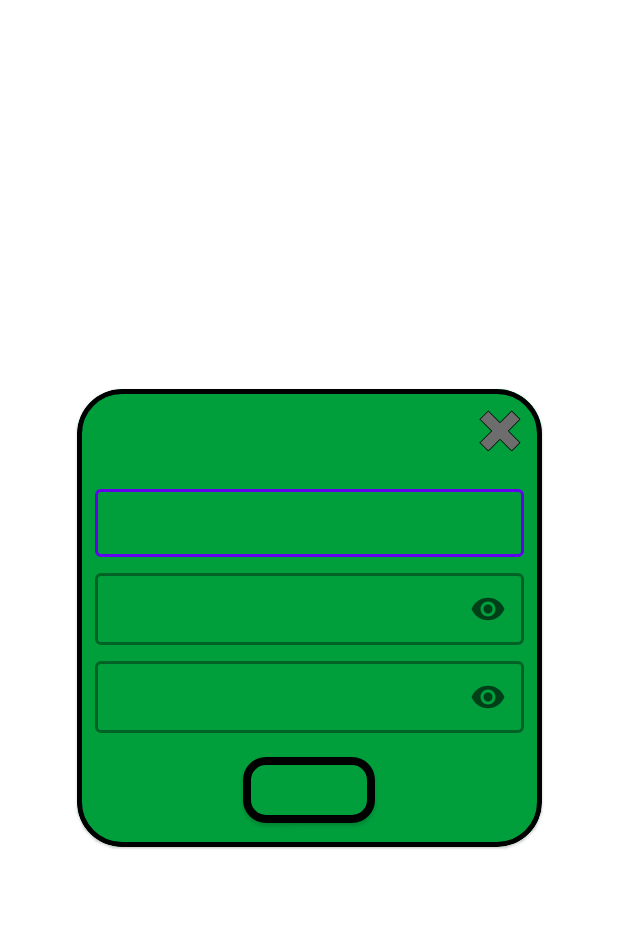
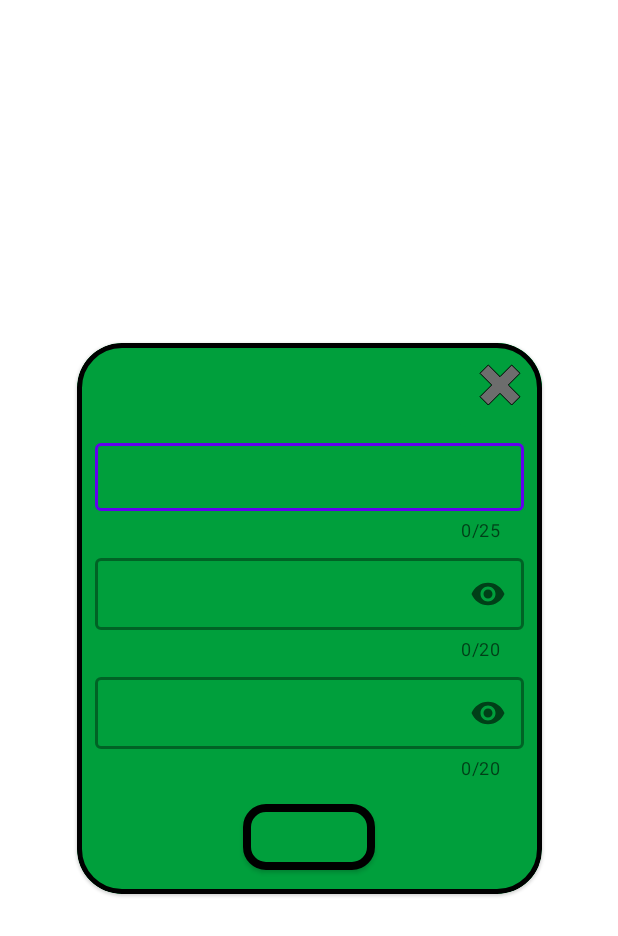
Before and after one commit to Proyecto-Final-DAM/PuzzleCollector_App, an Android app: the layout sign_in_dialog.xml on its own in the app's theme, with its tools: preview values and no code run, on a phone screen of 412 x 824 dp. Shown: the top 936 px of the screen. Run offline under Robolectric (Android 15) with nearby library versions, the phone set to English and light mode, and no system bars.

Commit message:
Some minnor Improvements and Bug Fixes Commit

```diff
--- a/app/src/main/java/com/janicolas/puzzlecollector/activity/ConfigActivity.kt
+++ b/app/src/main/java/com/janicolas/puzzlecollector/activity/ConfigActivity.kt
@@ -115,7 +115,7 @@ class ConfigActivity : AppCompatActivity() {
                         val service = RetrofitService().getRetrofit()
                         val userApi = service.create(UserAPI::class.java)
 
-                        userApi.deleteUser(user!!.id)
+                        userApi.deleteUser(user!!.Id)
                             .enqueue(object: Callback<Boolean>{
                                 override fun onResponse(call: Call<Boolean>,
                                     response: Response<Boolean>) {
--- a/app/src/main/java/com/janicolas/puzzlecollector/fragment/CollectionFragment.kt
+++ b/app/src/main/java/com/janicolas/puzzlecollector/fragment/CollectionFragment.kt
@@ -46,7 +46,7 @@ class CollectionFragment : Fragment() {
         val service = RetrofitService().getRetrofit()
         val collectionAPI = service.create(CollectionAPI::class.java)
         if(user != null) {
-            collectionAPI.getCollectionByUserId(user!!.id)
+            collectionAPI.getCollectionByUserId(user!!.Id)
                 .enqueue(object : Callback<List<ResponseCollection>>{
                     override fun onResponse(
                         call: Call<List<ResponseCollection>>,
--- a/app/src/main/java/com/janicolas/puzzlecollector/model/ResponseUser.kt
+++ b/app/src/main/java/com/janicolas/puzzlecollector/model/ResponseUser.kt
@@ -3,7 +3,7 @@ package com.janicolas.puzzlecollector.model
 import com.google.gson.annotations.SerializedName
 
 data class ResponseUser(
-    @SerializedName("id") var id: Long,
+    @SerializedName("id") var Id: Long,
     @SerializedName("username") var username: String,
     @SerializedName("password") var password: String,
     @SerializedName("iconPath") var icon: String,
--- a/app/src/main/res/layout/login_dialog.xml
+++ b/app/src/main/res/layout/login_dialog.xml
@@ -30,6 +30,8 @@
             <com.google.android.material.textfield.TextInputLayout
                 android:id="@+id/tilName"
                 android:hint="@string/userLogin"
+                app:counterEnabled="true"
+                app:counterMaxLength="25"
                 android:layout_below="@id/ibClose"
                 style="@style/PuzzleCollectorInputStyle">
 
@@ -48,6 +50,8 @@
                 android:id="@+id/tilPass"
                 android:hint="@string/passLogin"
                 android:layout_below="@id/tilName"
+                app:counterEnabled="true"
+                app:counterMaxLength="20"
                 app:endIconMode="password_toggle"
                 style="@style/PuzzleCollectorInputStyle">
 
--- a/app/src/main/res/layout/sign_in_dialog.xml
+++ b/app/src/main/res/layout/sign_in_dialog.xml
@@ -52,6 +52,8 @@
             <com.google.android.material.textfield.TextInputLayout
                 android:id="@+id/tilName"
                 android:hint="@string/userLogin"
+                app:counterEnabled="true"
+                app:counterMaxLength="25"
                 android:layout_below="@id/ibClose"
                 style="@style/PuzzleCollectorInputStyle">
 
@@ -69,6 +71,8 @@
             <com.google.android.material.textfield.TextInputLayout
                 android:id="@+id/tilPass"
                 android:hint="@string/passLogin"
+                app:counterEnabled="true"
+                app:counterMaxLength="20"
                 android:layout_below="@id/tilName"
                 app:endIconMode="password_toggle"
                 style="@style/PuzzleCollectorInputStyle">
@@ -87,6 +91,8 @@
             <com.google.android.material.textfield.TextInputLayout
                 android:id="@+id/tilRepeatPass"
                 android:hint="@string/repeatPass"
+                app:counterEnabled="true"
+                app:counterMaxLength="20"
                 android:layout_below="@id/tilPass"
                 app:endIconMode="password_toggle"
                 style="@style/PuzzleCollectorInputStyle">
```
Also changed, not shown: app/src/main/java/com/janicolas/puzzlecollector/dialog/PuzzleDialog.kt (+6 -4 lines).
